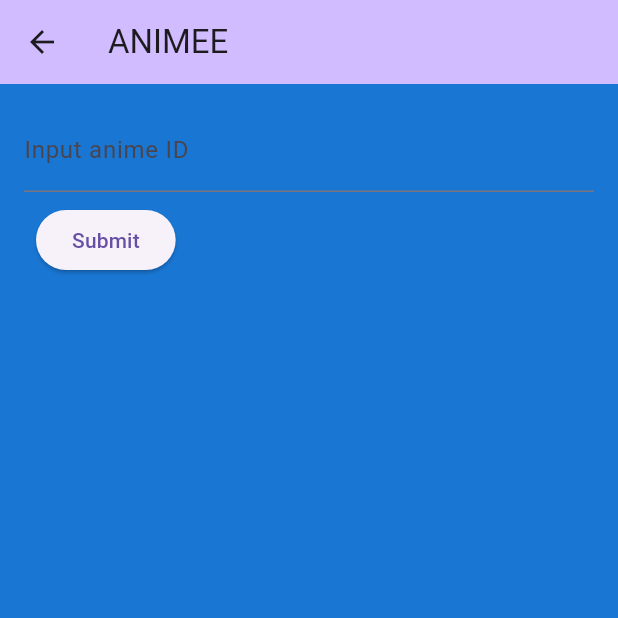
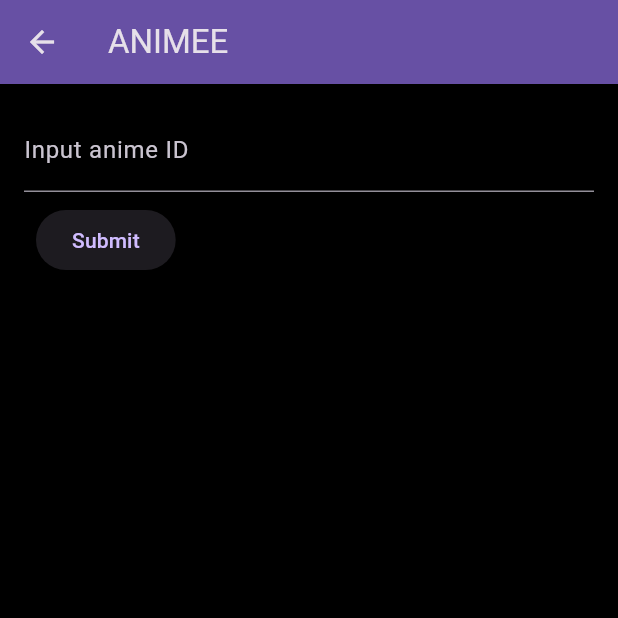
Before and after one commit to MaxNstk/latom, a Flutter app: the screen it shows after launch, after a tap on "FIND ANIME BY ID", on a phone screen of 412 x 824 dp, the top half of it. Run offline on Flutter 3.47's test engine with Material 3 defaults, Android fonts, the phone set to English and light mode, and no system bars; our stand-ins replace shared_preferences; network calls fail.

Commit message:
starting preferences and theme changing

```diff
--- a/lib/app.dart
+++ b/lib/app.dart
@@ -1,17 +1,29 @@
 
 import 'package:flutter/material.dart';
+import 'package:latom/core/preferences_manager.dart';
 import 'package:latom/ui/pages/home_screen.dart';
+import 'package:latom/ui/widgets/lt_future_builder.dart';
 
-class App extends StatelessWidget {
+class App extends StatefulWidget {
   const App({super.key});
 
-  // This widget is the root of your application.
+  @override
+  State<App> createState() => _AppState();
+}
+
+class _AppState extends State<App> {
   @override
   Widget build(BuildContext context) {
-    return MaterialApp(
-      title: 'Flutter Demo',
-      theme: ThemeData.light(),
-      home: const HomePage( title: 'LATOM'),
+
+    return LtFutureBuilder(
+      future: PreferencesManager.initPreferences(),
+      builder: (PreferencesManager? prefs){
+        return MaterialApp(
+          title: 'Flutter Demo',
+          theme: prefs!.getThemeData(),
+          home: const HomePage(title: 'LATOM'),
+        );
+      }, nullResponseMsg: 'ERRRROO',
     );
   }
 }
--- /dev/null
+++ b/lib/core/preferences_manager.dart
@@ -0,0 +1,36 @@
+import 'package:flutter/material.dart';
+import 'package:shared_preferences/shared_preferences.dart';
+
+class PreferencesManager {
+
+  static const defaultTheme = 'dark';
+  String theme = defaultTheme;
+
+  final SharedPreferencesAsync _prefsHandler = SharedPreferencesAsync();
+
+  static Future<PreferencesManager> initPreferences() async {
+    PreferencesManager prefs = PreferencesManager();
+    await prefs.initTheme();
+    return prefs;
+  }
+
+  Future<void> initTheme() async {
+    String? storedTheme = await _prefsHandler.getString('theme');
+    storedTheme ??= defaultTheme;
+    await setTheme(storedTheme);
+  }
+
+  ThemeData getThemeData() {
+    if(theme == 'dark'){
+      return ThemeData.dark();
+    }
+    else {
+      return ThemeData.light();
+    }
+  }
+
+  Future<void> setTheme(String newTheme) async {
+    await _prefsHandler.setString('theme', newTheme);
+    theme = newTheme;
+  }
+}
--- a/lib/models/preferences.dart
+++ b/lib/models/preferences.dart
@@ -1,4 +1,8 @@
+
+import 'package:flutter/material.dart';
 
 class Preferences {
 
+  ThemeData theme = ThemeData.dark();
+
 }
```
Also changed, not shown: lib/ui/pages/preferences_screen.dart (+23 -2 lines).
